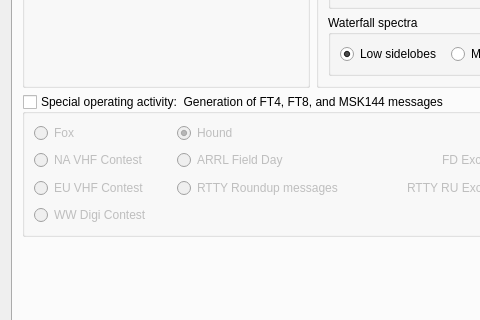
This is Configuration.ui in saitohirga/WSJT-X as Qt 5 draws it before an edit; both pictures show x 0 to 480 and y 214 to 534 of the 602 by 659 pixel window. The edited form follows.
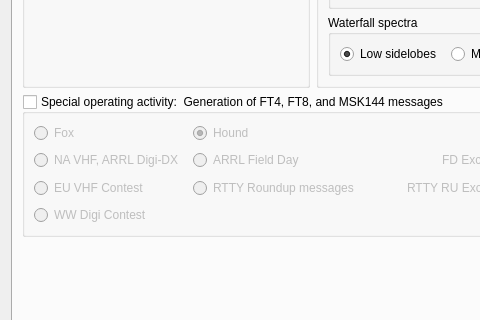
This is the edited form. The open tabs and pages were chosen to show the change. Custom widgets are drawn as their Qt base class.

Commit message: Allow "CQ: Max Pts" only in "NA VHF, ARRL Digi-DX" contest mode.

```diff
--- a/Configuration.ui
+++ b/Configuration.ui
@@ -2632,7 +2632,7 @@
              <string>NA VHF Contest</string>
             </property>
             <property name="text">
-             <string>NA VHF Contest</string>
+             <string>NA VHF, ARRL Digi-DX</string>
             </property>
             <attribute name="buttonGroup">
              <string notr="true">special_op_activity_button_group</string>
```
Left out of the diff: 8 changed lines with no effect on the pictures. The commit also changes 1 other file.
